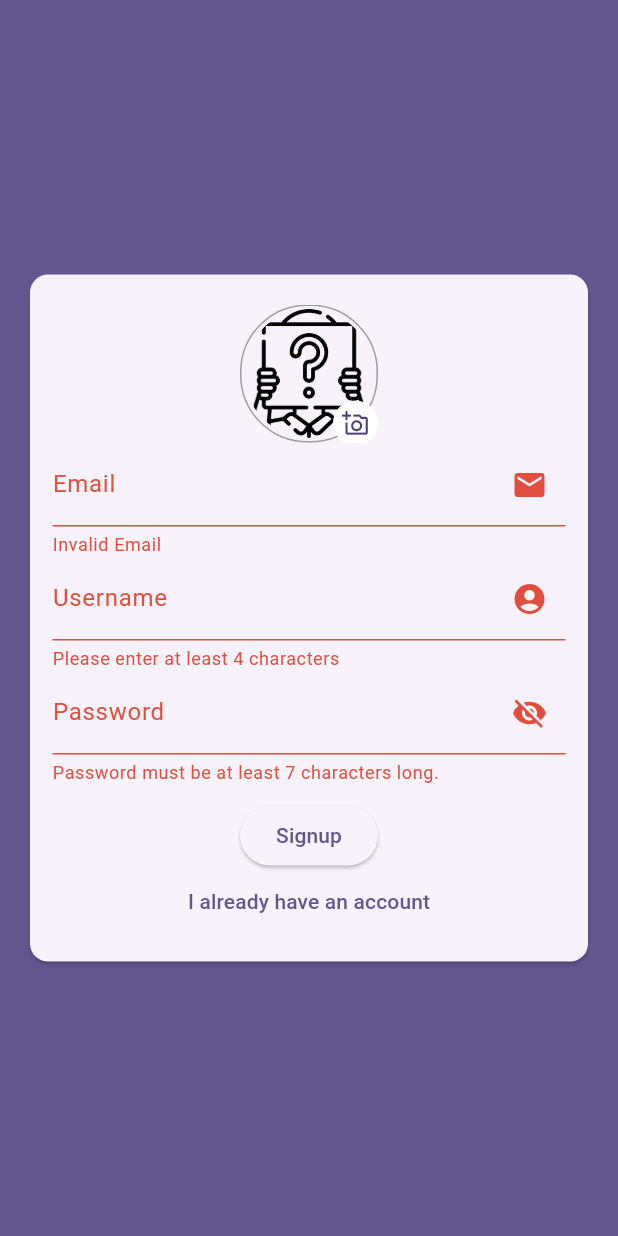
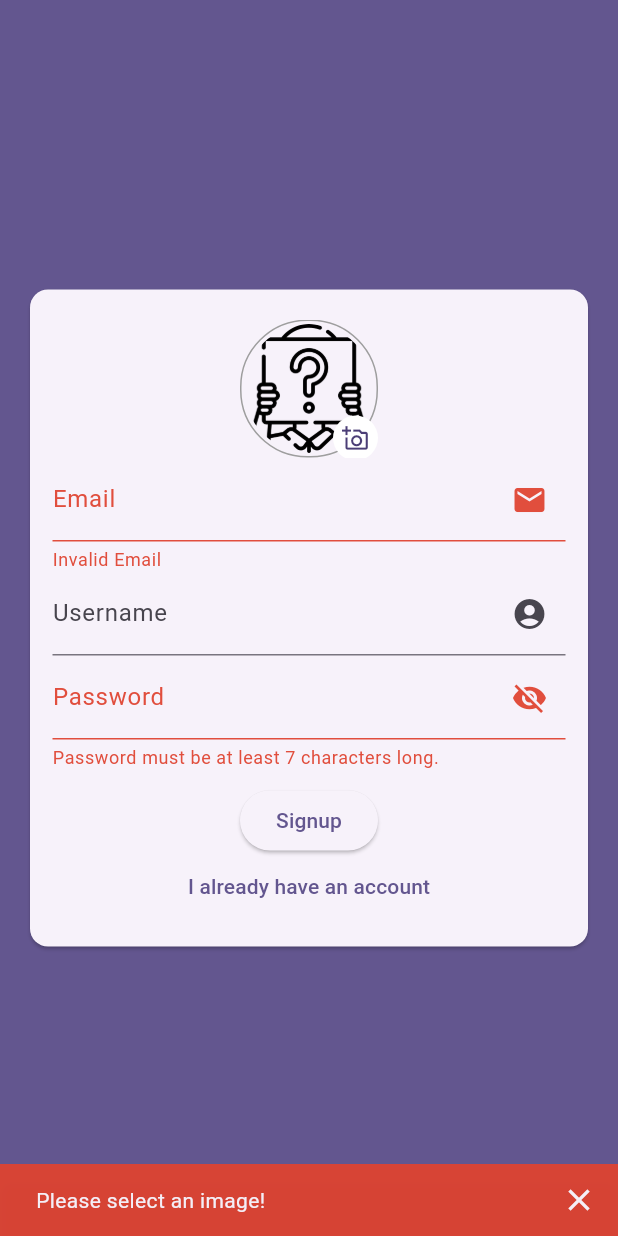
Before and after one commit to VISHALCHAND007/Global-Chat, a Flutter app: the screen it shows after launch, after a tap on "Login", after a tap on "Create new account", after a tap on "Signup", on a phone screen of 412 x 824 dp. Run offline on Flutter 3.47's test engine with Material 3 defaults, Android fonts, the phone set to English and light mode, and no system bars; our stand-ins replace cloud_firestore, firebase_auth, firebase_core, image_picker, shared_preferences; accounts and stored records are empty.

Commit message:
Completed the image picker changes to save it to the firebase storage.

```diff
--- a/lib/pickers/image_picker.dart
+++ b/lib/pickers/image_picker.dart
@@ -4,7 +4,9 @@ import 'package:flutter/material.dart';
 import 'package:image_picker/image_picker.dart' as imgPicker;
 
 class ImagePicker extends StatefulWidget {
-  const ImagePicker({super.key});
+  const ImagePicker({required this.onImgSelected, super.key});
+
+  final void Function(File? userImage) onImgSelected;
 
   @override
   State<ImagePicker> createState() => _ImagePickerState();
@@ -17,10 +19,10 @@ class _ImagePickerState extends State<ImagePicker> {
     Navigator.of(context).pop();
     final selectedImg = await imgPicker.ImagePicker().pickImage(source: source);
     if (selectedImg != null) {
-      print("selected image:: $selectedImg");
       setState(() {
         _userImg = File(selectedImg.path);
       });
+      widget.onImgSelected(_userImg);
     }
   }
 
--- a/lib/widgets/auth/auth_form.dart
+++ b/lib/widgets/auth/auth_form.dart
@@ -1,3 +1,5 @@
+import 'dart:io';
+
 import 'package:flutter/material.dart';
 import 'package:global_chat/pickers/image_picker.dart';
 
@@ -9,6 +11,7 @@ class AuthForm extends StatefulWidget {
     required String email,
     required String password,
     String? username,
+    File? userImg,
     required bool isLogin,
     required BuildContext ctx,
   })
@@ -24,11 +27,25 @@ class _AuthFormState extends State<AuthForm> {
   String? _userEmail;
   String? _username;
   String? _userPassword;
+  File? _userImg;
   var _isLogin = true;
+  late final scaffoldMessenger = ScaffoldMessenger.of(context);
+  late final theme = Theme.of(context);
 
   void _saveForm() {
+    FocusScope.of(context).unfocus();
+
+    if (_userImg == null && !_isLogin) {
+      scaffoldMessenger.showSnackBar(
+        SnackBar(
+          content: Text("Please select an image!"),
+          backgroundColor: theme.colorScheme.error,
+          showCloseIcon: true,
+        ),
+      );
+      return;
+    }
     var isValid = _formKey.currentState?.validate();
-    FocusScope.of(context).unfocus();
     if (isValid != null && isValid) {
       _formKey.currentState?.save();
 
@@ -36,10 +53,15 @@ class _AuthFormState extends State<AuthForm> {
         email: _userEmail!.trim(),
         password: _userPassword!.trim(),
         username: _username?.trim(),
+        userImg: _userImg,
         isLogin: _isLogin,
         ctx: context,
       );
     }
+  }
+
+  void _onImgSelected(File? userImg) {
+    _userImg = userImg;
   }
 
   @override
@@ -55,7 +77,7 @@ class _AuthFormState extends State<AuthForm> {
               child: Column(
                 mainAxisSize: .min,
                 children: [
-                  if (!_isLogin) ImagePicker(),
+                  if (!_isLogin) ImagePicker(onImgSelected: _onImgSelected),
                   TextFormField(
                     key: ValueKey("email"),
                     keyboardType: TextInputType.emailAddress,
--- a/pubspec.yaml
+++ b/pubspec.yaml
@@ -40,6 +40,8 @@ dependencies:
   shared_preferences: ^2.5.4
   intl: ^0.20.2
   image_picker: ^1.2.1
+  firebase_storage: ^13.0.5
+  firebase_messaging: ^16.1.0
 
 dev_dependencies:
   flutter_test:
```
Also changed, not shown: lib/screens/auth_screen.dart (+18 -1 lines), pubspec.lock, 3 other files.
